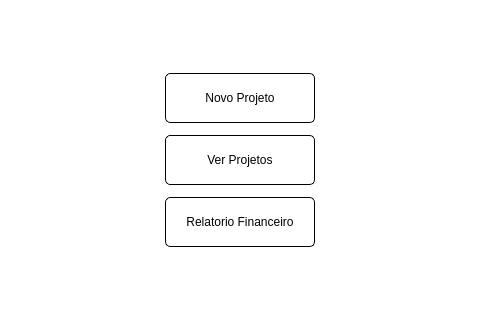
Old version of the form screens/menu.ui in the repository devfabri/Arquitetura-Pereira; both pictures show x 400 to 880 and y 385 to 720 of the 1280 by 720 pixel window.
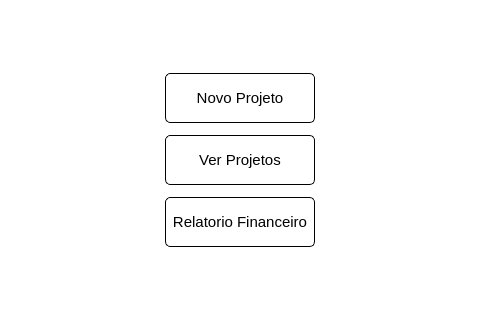
New version of the form. Icons and pictures are not drawn.

```diff
--- a/screens/menu.ui
+++ b/screens/menu.ui
@@ -125,6 +125,13 @@
            <height>50</height>
           </size>
          </property>
+         <property name="font">
+          <font>
+           <pointsize>11</pointsize>
+           <weight>50</weight>
+           <bold>false</bold>
+          </font>
+         </property>
          <property name="cursor">
           <cursorShape>PointingHandCursor</cursorShape>
          </property>
@@ -175,6 +182,11 @@
            <height>50</height>
           </size>
          </property>
+         <property name="font">
+          <font>
+           <pointsize>11</pointsize>
+          </font>
+         </property>
          <property name="cursor">
           <cursorShape>PointingHandCursor</cursorShape>
          </property>
@@ -225,6 +237,11 @@
            <height>16777215</height>
           </size>
          </property>
+         <property name="font">
+          <font>
+           <pointsize>11</pointsize>
+          </font>
+         </property>
          <property name="cursor">
           <cursorShape>PointingHandCursor</cursorShape>
          </property>
```
